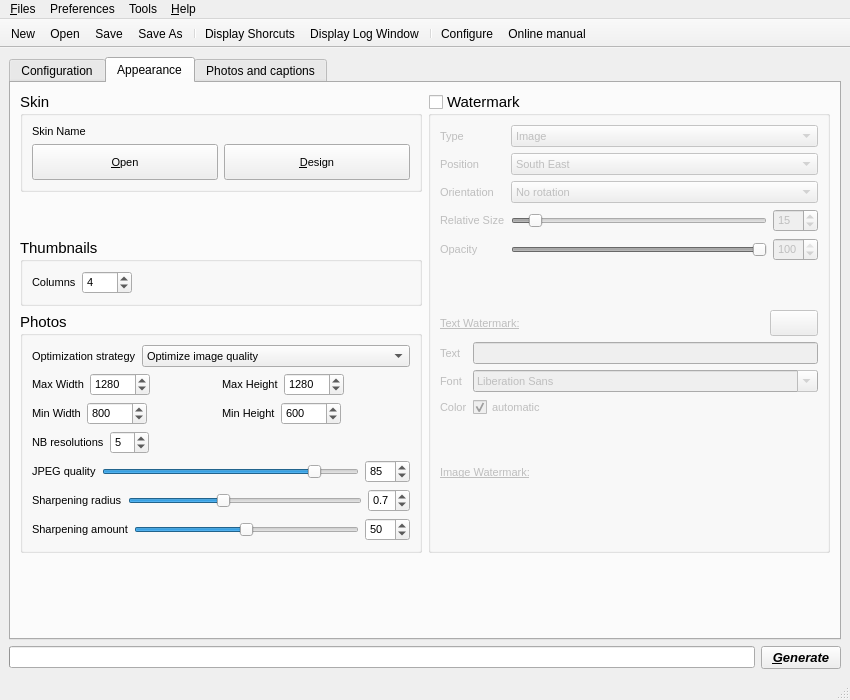
Old version of the form src/ui/mainwin.ui in the repository Pixinn/ezwebgallery.
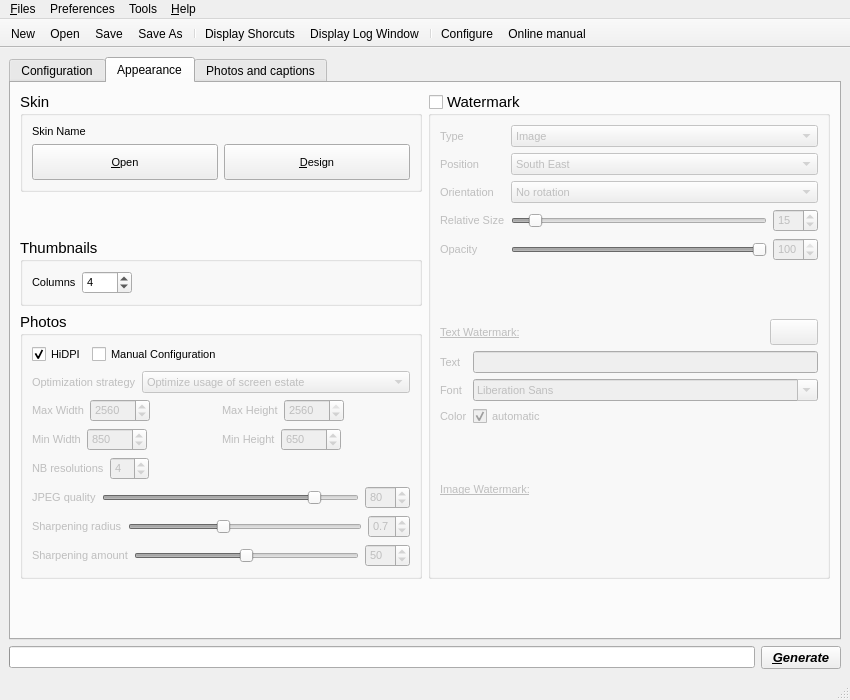
New version of the form. The open tabs and pages were chosen to show the change. Icons and pictures are not drawn. Custom widgets are drawn as their Qt base class.

Diff of the .ui file:
```diff
--- a/src/ui/mainwin.ui
+++ b/src/ui/mainwin.ui
@@ -599,21 +599,61 @@
               </property>
               <layout class="QVBoxLayout" name="verticalLayout_9">
                <item>
+                <layout class="QHBoxLayout" name="horizontalLayout_12">
+                 <item>
+                  <widget class="QCheckBox" name="checkBox_HiDPI">
+                   <property name="font">
+                    <font>
+                     <pointsize>8</pointsize>
+                    </font>
+                   </property>
+                   <property name="toolTip">
+                    <string>Support HiDPI screens</string>
+                   </property>
+                   <property name="text">
+                    <string>HiDPI</string>
+                   </property>
+                   <property name="checked">
+                    <bool>true</bool>
+                   </property>
+                  </widget>
+                 </item>
+                 <item>
+                  <widget class="QCheckBox" name="checkBox_ManualConf">
+                   <property name="font">
+                    <font>
+                     <pointsize>8</pointsize>
+                    </font>
+                   </property>
+                   <property name="text">
+                    <string>Manual Configuration</string>
+                   </property>
+                  </widget>
+                 </item>
+                 <item>
+                  <spacer name="horizontalSpacer_9">
+                   <property name="orientation">
+                    <enum>Qt::Horizontal</enum>
+                   </property>
+                   <property name="sizeHint" stdset="0">
+                    <size>
+                     <width>40</width>
+                     <height>20</height>
+                    </size>
+                   </property>
+                  </spacer>
+                 </item>
+                </layout>
+               </item>
+               <item>
+                <layout class="QVBoxLayout" name="Layout_PhotoConf">
+                 <item>
                 <layout class="QFormLayout" name="formLayout_4">
-                 <item row="0" column="0">
-                  <widget class="QLabel" name="label_PhotoOptimizationStrategy">
-                   <property name="font">
-                    <font>
-                     <pointsize>8</pointsize>
-                    </font>
-                   </property>
-                   <property name="text">
-                    <string>Optimization strategy</string>
-                   </property>
-                  </widget>
-                 </item>
                  <item row="0" column="1">
                   <widget class="QComboBox" name="comboBox_ImageQualityStrategy">
+                     <property name="enabled">
+                      <bool>false</bool>
+                     </property>
                    <property name="font">
                     <font>
                      <pointsize>8</pointsize>
@@ -622,6 +662,9 @@
                    <property name="toolTip">
                     <string>Optimization strategy.</string>
                    </property>
+                     <property name="currentIndex">
+                      <number>1</number>
+                     </property>
                    <item>
                     <property name="text">
                      <string>Optimize image quality</string>
@@ -634,6 +677,21 @@
                    </item>
                   </widget>
                  </item>
+                   <item row="0" column="0">
+                    <widget class="QLabel" name="label_PhotoOptimizationStrategy">
+                     <property name="enabled">
+                      <bool>false</bool>
+                     </property>
+                     <property name="font">
+                      <font>
+                       <pointsize>8</pointsize>
+                      </font>
+                     </property>
+                     <property name="text">
+                      <string>Optimization strategy</string>
+                     </property>
+                    </widget>
+                   </item>
                 </layout>
                </item>
                <item>
@@ -645,6 +703,9 @@
                    </property>
                    <item row="0" column="0">
                     <widget class="QLabel" name="label__PhotoMaxHSize">
+                       <property name="enabled">
+                        <bool>false</bool>
+                       </property>
                      <property name="font">
                       <font>
                        <pointsize>8</pointsize>
@@ -657,6 +718,9 @@
                    </item>
                    <item row="0" column="1">
                     <widget class="QSpinBox" name="spinbox_PhotoMaxHSize">
+                       <property name="enabled">
+                        <bool>false</bool>
+                       </property>
                      <property name="sizePolicy">
                       <sizepolicy hsizetype="Fixed" vsizetype="Fixed">
                        <horstretch>0</horstretch>
@@ -683,8 +747,11 @@
                      <property name="maximum">
                       <number>4096</number>
                      </property>
+                       <property name="singleStep">
+                        <number>10</number>
+                       </property>
                      <property name="value">
-                      <number>1280</number>
+                        <number>2560</number>
                      </property>
                     </widget>
                    </item>
@@ -710,6 +777,9 @@
                    </property>
                    <item row="0" column="0">
                     <widget class="QLabel" name="label_PhotoMaxVSize">
+                       <property name="enabled">
+                        <bool>false</bool>
+                       </property>
                      <property name="font">
                       <font>
                        <pointsize>8</pointsize>
@@ -722,6 +792,9 @@
                    </item>
                    <item row="0" column="1">
                     <widget class="QSpinBox" name="spinBox_PhotoMaxVSize">
+                       <property name="enabled">
+                        <bool>false</bool>
+                       </property>
                      <property name="sizePolicy">
                       <sizepolicy hsizetype="Fixed" vsizetype="Fixed">
                        <horstretch>0</horstretch>
@@ -748,8 +821,11 @@
                      <property name="maximum">
                       <number>2560</number>
                      </property>
+                       <property name="singleStep">
+                        <number>10</number>
+                       </property>
                      <property name="value">
-                      <number>1280</number>
+                        <number>2560</number>
                      </property>
                     </widget>
                    </item>
@@ -779,6 +855,9 @@
                    </property>
                    <item row="0" column="0">
                     <widget class="QLabel" name="label_PhotoMinHSize">
+                       <property name="enabled">
+                        <bool>false</bool>
+                       </property>
                      <property name="font">
                       <font>
                        <pointsize>8</pointsize>
@@ -791,6 +870,9 @@
                    </item>
                    <item row="0" column="1">
                     <widget class="QSpinBox" name="spinbox_PhotoMinHSize">
+                       <property name="enabled">
+                        <bool>false</bool>
+                       </property>
                      <property name="sizePolicy">
                       <sizepolicy hsizetype="Fixed" vsizetype="Fixed">
                        <horstretch>0</horstretch>
@@ -818,10 +900,10 @@
                       <number>2048</number>
                      </property>
                      <property name="singleStep">
-                      <number>1</number>
+                        <number>10</number>
                      </property>
                      <property name="value">
-                      <number>800</number>
+                        <number>850</number>
                      </property>
                     </widget>
                    </item>
@@ -847,6 +929,9 @@
                    </property>
                    <item row="0" column="0">
                     <widget class="QLabel" name="verticaleLabel__PhotoMinVSize">
+                       <property name="enabled">
+                        <bool>false</bool>
+                       </property>
                      <property name="font">
                       <font>
                        <pointsize>8</pointsize>
@@ -859,6 +944,9 @@
                    </item>
                    <item row="0" column="1">
                     <widget class="QSpinBox" name="spinbox_PhotoMinVSize">
+                       <property name="enabled">
+                        <bool>false</bool>
+                       </property>
                      <property name="sizePolicy">
                       <sizepolicy hsizetype="Fixed" vsizetype="Fixed">
                        <horstretch>0</horstretch>
@@ -885,8 +973,11 @@
                      <property name="maximum">
                       <number>2048</number>
                      </property>
+                       <property name="singleStep">
+                        <number>10</number>
+                       </property>
                      <property name="value">
-                      <number>600</number>
+                        <number>650</number>
                      </property>
                     </widget>
                    </item>
@@ -911,6 +1002,9 @@
                 <layout class="QHBoxLayout" name="horizontalLayout_PhotoNbRes">
                  <item>
                   <widget class="QLabel" name="label_PhotoNbRes">
+                     <property name="enabled">
+                      <bool>false</bool>
+                     </property>
                    <property name="font">
                     <font>
                      <pointsize>8</pointsize>
@@ -923,6 +1017,9 @@
                  </item>
                  <item>
                   <widget class="QSpinBox" name="spinBox_PhotoNbRes">
+                     <property name="enabled">
+                      <bool>false</bool>
+                     </property>
                    <property name="sizePolicy">
                     <sizepolicy hsizetype="Fixed" vsizetype="Fixed">
                      <horstretch>0</horstretch>
@@ -944,7 +1041,7 @@
                     <number>10</number>
                    </property>
                    <property name="value">
-                    <number>5</number>
+                      <number>4</number>
                    </property>
                   </widget>
                  </item>
@@ -967,6 +1064,9 @@
                 <layout class="QHBoxLayout" name="horizontalLayout_PhotoJpegQuality">
                  <item>
                   <widget class="QLabel" name="label_PhotoJpegQuality">
+                     <property name="enabled">
+                      <bool>false</bool>
+                     </property>
                    <property name="font">
                     <font>
                      <pointsize>8</pointsize>
@@ -979,6 +1079,9 @@
                  </item>
                  <item>
                   <widget class="QSlider" name="horizontalSlider_PhotoJpegQuality">
+                     <property name="enabled">
+                      <bool>false</bool>
+                     </property>
                    <property name="minimum">
                     <number>1</number>
                    </property>
@@ -995,6 +1098,9 @@
                  </item>
                  <item>
                   <widget class="QSpinBox" name="spinBox_PhotoJpegQuality">
+                     <property name="enabled">
+                      <bool>false</bool>
+                     </property>
                    <property name="font">
                     <font>
                      <pointsize>8</pointsize>
@@ -1010,7 +1116,7 @@
                     <number>100</number>
                    </property>
                    <property name="value">
-                    <number>85</number>
+                      <number>80</number>
                    </property>
                   </widget>
                  </item>
@@ -1020,6 +1126,9 @@
                 <layout class="QHBoxLayout" name="horizontalLayout_PhotoSharpening">
                  <item>
                   <widget class="QLabel" name="label_PhotoSharpeningRadius">
+                     <property name="enabled">
+                      <bool>false</bool>
+                     </property>
                    <property name="font">
                     <font>
                      <pointsize>8</pointsize>
@@ -1032,6 +1141,9 @@
                  </item>
                  <item>
                   <widget class="QSlider" name="horizontalSlider_PhotoSharpeningRadius">
+                     <property name="enabled">
+                      <bool>false</bool>
+                     </property>
                    <property name="minimum">
                     <number>0</number>
                    </property>
@@ -1051,6 +1163,9 @@
                  </item>
                  <item>
                   <widget class="QDoubleSpinBox" name="doubleSpinBox_PhotoSharpeningRadius">
+                     <property name="enabled">
+                      <bool>false</bool>
+                     </property>
                    <property name="font">
                     <font>
                      <pointsize>8</pointsize>
@@ -1082,6 +1197,9 @@
                 <layout class="QHBoxLayout" name="horizontalLayout_PhotoSharpeningAmount">
                  <item>
                   <widget class="QLabel" name="label_PhotoSharpeningAmount">
+                     <property name="enabled">
+                      <bool>false</bool>
+                     </property>
                    <property name="font">
                     <font>
                      <pointsize>8</pointsize>
@@ -1094,6 +1212,9 @@
                  </item>
                  <item>
                   <widget class="QSlider" name="horizontalSlider_PhotoSharpeningAmount">
+                     <property name="enabled">
+                      <bool>false</bool>
+                     </property>
                    <property name="minimum">
                     <number>0</number>
                    </property>
@@ -1113,6 +1234,9 @@
                  </item>
                  <item>
                   <widget class="QSpinBox" name="spinBox_PhotoSharpeningAmount">
+                     <property name="enabled">
+                      <bool>false</bool>
+                     </property>
                    <property name="font">
                     <font>
                      <pointsize>8</pointsize>
@@ -1135,6 +1259,8 @@
                 </layout>
                </item>
               </layout>
+               </item>
+              </layout>
              </widget>
             </item>
            </layout>
@@ -1580,7 +1706,7 @@
                     </widget>
                    </item>
                    <item>
-                    <widget class="CColorPicker" name="cColorPicker_WatermarkText">
+                    <widget class="CColorPicker" name="cColorPicker_WatermarkText" native="true">
                      <property name="font">
                       <font>
                        <pointsize>8</pointsize>
@@ -1923,41 +2049,44 @@
                <string notr="true">&lt;!DOCTYPE HTML PUBLIC &quot;-//W3C//DTD HTML 4.0//EN&quot; &quot;http://www.w3.org/TR/REC-html40/strict.dtd&quot;&gt;
 &lt;html&gt;&lt;head&gt;&lt;meta name=&quot;qrichtext&quot; content=&quot;1&quot; /&gt;&lt;style type=&quot;text/css&quot;&gt;
 p, li { white-space: pre-wrap; }
-&lt;/style&gt;&lt;/head&gt;&lt;body style=&quot; font-family:'MS Shell Dlg 2'; font-size:8.25pt; font-weight:400; font-style:normal;&quot;&gt;
+&lt;/style&gt;&lt;/head&gt;&lt;body style=&quot; font-family:'Ubuntu'; font-size:11pt; font-weight:400; font-style:normal;&quot;&gt;
 &lt;table border=&quot;0&quot; style=&quot;-qt-table-type: root; margin-top:4px; margin-bottom:4px; margin-left:4px; margin-right:4px;&quot;&gt;
 &lt;tr&gt;
 &lt;td style=&quot;border: none;&quot;&gt;
-&lt;p style=&quot;-qt-paragraph-type:empty; margin-top:0px; margin-bottom:0px; margin-left:0px; margin-right:0px; -qt-block-indent:0; text-indent:0px; font-size:8pt;&quot;&gt;&lt;br /&gt;&lt;/p&gt;
-&lt;p style=&quot;-qt-paragraph-type:empty; margin-top:0px; margin-bottom:0px; margin-left:0px; margin-right:0px; -qt-block-indent:0; text-indent:0px; font-size:8pt;&quot;&gt;&lt;br /&gt;&lt;/p&gt;
-&lt;p style=&quot;-qt-paragraph-type:empty; margin-top:0px; margin-bottom:0px; margin-left:0px; margin-right:0px; -qt-block-indent:0; text-indent:0px; font-size:8pt;&quot;&gt;&lt;br /&gt;&lt;/p&gt;
-&lt;p style=&quot;-qt-paragraph-type:empty; margin-top:0px; margin-bottom:0px; margin-left:0px; margin-right:0px; -qt-block-indent:0; text-indent:0px; font-size:8pt;&quot;&gt;&lt;br /&gt;&lt;/p&gt;
-&lt;p style=&quot;-qt-paragraph-type:empty; margin-top:0px; margin-bottom:0px; margin-left:0px; margin-right:0px; -qt-block-indent:0; text-indent:0px; font-size:8pt;&quot;&gt;&lt;br /&gt;&lt;/p&gt;
-&lt;p style=&quot;-qt-paragraph-type:empty; margin-top:0px; margin-bottom:0px; margin-left:0px; margin-right:0px; -qt-block-indent:0; text-indent:0px; font-size:8pt;&quot;&gt;&lt;br /&gt;&lt;/p&gt;
-&lt;p style=&quot;-qt-paragraph-type:empty; margin-top:0px; margin-bottom:0px; margin-left:0px; margin-right:0px; -qt-block-indent:0; text-indent:0px; font-size:8pt;&quot;&gt;&lt;br /&gt;&lt;/p&gt;
-&lt;p style=&quot;-qt-paragraph-type:empty; margin-top:0px; margin-bottom:0px; margin-left:0px; margin-right:0px; -qt-block-indent:0; text-indent:0px; font-size:8pt;&quot;&gt;&lt;br /&gt;&lt;/p&gt;
-&lt;p style=&quot;-qt-paragraph-type:empty; margin-top:0px; margin-bottom:0px; margin-left:0px; margin-right:0px; -qt-block-indent:0; text-indent:0px; font-size:8pt;&quot;&gt;&lt;br /&gt;&lt;/p&gt;
-&lt;p style=&quot;-qt-paragraph-type:empty; margin-top:0px; margin-bottom:0px; margin-left:0px; margin-right:0px; -qt-block-indent:0; text-indent:0px; font-family:'Ubuntu'; font-size:11pt;&quot;&gt;&lt;br /&gt;&lt;/p&gt;
-&lt;p style=&quot;-qt-paragraph-type:empty; margin-top:0px; margin-bottom:0px; margin-left:0px; margin-right:0px; -qt-block-indent:0; text-indent:0px; font-family:'Ubuntu'; font-size:11pt;&quot;&gt;&lt;br /&gt;&lt;/p&gt;
-&lt;p style=&quot;-qt-paragraph-type:empty; margin-top:0px; margin-bottom:0px; margin-left:0px; margin-right:0px; -qt-block-indent:0; text-indent:0px; font-family:'Ubuntu'; font-size:11pt;&quot;&gt;&lt;br /&gt;&lt;/p&gt;
-&lt;p style=&quot;-qt-paragraph-type:empty; margin-top:0px; margin-bottom:0px; margin-left:0px; margin-right:0px; -qt-block-indent:0; text-indent:0px; font-family:'Ubuntu'; font-size:11pt;&quot;&gt;&lt;br /&gt;&lt;/p&gt;
-&lt;p style=&quot;-qt-paragraph-type:empty; margin-top:0px; margin-bottom:0px; margin-left:0px; margin-right:0px; -qt-block-indent:0; text-indent:0px; font-family:'Ubuntu'; font-size:11pt;&quot;&gt;&lt;br /&gt;&lt;/p&gt;
-&lt;p style=&quot;-qt-paragraph-type:empty; margin-top:0px; margin-bottom:0px; margin-left:0px; margin-right:0px; -qt-block-indent:0; text-indent:0px; font-family:'Ubuntu'; font-size:11pt;&quot;&gt;&lt;br /&gt;&lt;/p&gt;
-&lt;p style=&quot;-qt-paragraph-type:empty; margin-top:0px; margin-bottom:0px; margin-left:0px; margin-right:0px; -qt-block-indent:0; text-indent:0px; font-family:'Ubuntu'; font-size:11pt;&quot;&gt;&lt;br /&gt;&lt;/p&gt;
-&lt;p style=&quot;-qt-paragraph-type:empty; margin-top:0px; margin-bottom:0px; margin-left:0px; margin-right:0px; -qt-block-indent:0; text-indent:0px; font-size:8pt;&quot;&gt;&lt;br /&gt;&lt;/p&gt;
-&lt;p style=&quot;-qt-paragraph-type:empty; margin-top:0px; margin-bottom:0px; margin-left:0px; margin-right:0px; -qt-block-indent:0; text-indent:0px; font-size:8pt;&quot;&gt;&lt;br /&gt;&lt;/p&gt;
-&lt;p style=&quot;-qt-paragraph-type:empty; margin-top:0px; margin-bottom:0px; margin-left:0px; margin-right:0px; -qt-block-indent:0; text-indent:0px; font-size:8pt;&quot;&gt;&lt;br /&gt;&lt;/p&gt;
-&lt;p style=&quot;-qt-paragraph-type:empty; margin-top:0px; margin-bottom:0px; margin-left:0px; margin-right:0px; -qt-block-indent:0; text-indent:0px; font-family:'Ubuntu'; font-size:11pt;&quot;&gt;&lt;br /&gt;&lt;/p&gt;
-&lt;p style=&quot;-qt-paragraph-type:empty; margin-top:0px; margin-bottom:0px; margin-left:0px; margin-right:0px; -qt-block-indent:0; text-indent:0px; font-size:8pt;&quot;&gt;&lt;br /&gt;&lt;/p&gt;
-&lt;p style=&quot;-qt-paragraph-type:empty; margin-top:0px; margin-bottom:0px; margin-left:0px; margin-right:0px; -qt-block-indent:0; text-indent:0px; font-size:8pt;&quot;&gt;&lt;br /&gt;&lt;/p&gt;
-&lt;p style=&quot;-qt-paragraph-type:empty; margin-top:0px; margin-bottom:0px; margin-left:0px; margin-right:0px; -qt-block-indent:0; text-indent:0px; font-size:8pt;&quot;&gt;&lt;br /&gt;&lt;/p&gt;
-&lt;p style=&quot;-qt-paragraph-type:empty; margin-top:0px; margin-bottom:0px; margin-left:0px; margin-right:0px; -qt-block-indent:0; text-indent:0px; font-size:8pt;&quot;&gt;&lt;br /&gt;&lt;/p&gt;
-&lt;p style=&quot;-qt-paragraph-type:empty; margin-top:0px; margin-bottom:0px; margin-left:0px; margin-right:0px; -qt-block-indent:0; text-indent:0px; font-family:'Ubuntu'; font-size:11pt;&quot;&gt;&lt;br /&gt;&lt;/p&gt;
-&lt;p style=&quot;-qt-paragraph-type:empty; margin-top:0px; margin-bottom:0px; margin-left:0px; margin-right:0px; -qt-block-indent:0; text-indent:0px; font-size:8pt;&quot;&gt;&lt;br /&gt;&lt;/p&gt;
-&lt;p style=&quot;-qt-paragraph-type:empty; margin-top:0px; margin-bottom:0px; margin-left:0px; margin-right:0px; -qt-block-indent:0; text-indent:0px; font-size:8pt;&quot;&gt;&lt;br /&gt;&lt;/p&gt;
-&lt;p style=&quot;-qt-paragraph-type:empty; margin-top:0px; margin-bottom:0px; margin-left:0px; margin-right:0px; -qt-block-indent:0; text-indent:0px; font-size:8pt;&quot;&gt;&lt;br /&gt;&lt;/p&gt;
-&lt;p style=&quot;-qt-paragraph-type:empty; margin-top:0px; margin-bottom:0px; margin-left:0px; margin-right:0px; -qt-block-indent:0; text-indent:0px; font-size:8pt;&quot;&gt;&lt;br /&gt;&lt;/p&gt;
-&lt;p style=&quot;-qt-paragraph-type:empty; margin-top:0px; margin-bottom:0px; margin-left:0px; margin-right:0px; -qt-block-indent:0; text-indent:0px; font-family:'Ubuntu'; font-size:11pt;&quot;&gt;&lt;br /&gt;&lt;/p&gt;
-&lt;p style=&quot;-qt-paragraph-type:empty; margin-top:0px; margin-bottom:0px; margin-left:0px; margin-right:0px; -qt-block-indent:0; text-indent:0px; font-size:8pt;&quot;&gt;&lt;br /&gt;&lt;/p&gt;&lt;/td&gt;&lt;/tr&gt;&lt;/table&gt;&lt;/body&gt;&lt;/html&gt;</string>
+&lt;p style=&quot;-qt-paragraph-type:empty; margin-top:0px; margin-bottom:0px; margin-left:0px; margin-right:0px; -qt-block-indent:0; text-indent:0px;&quot;&gt;&lt;br /&gt;&lt;/p&gt;
+&lt;p style=&quot;-qt-paragraph-type:empty; margin-top:0px; margin-bottom:0px; margin-left:0px; margin-right:0px; -qt-block-indent:0; text-indent:0px; font-family:'MS Shell Dlg 2'; font-size:8pt;&quot;&gt;&lt;br /&gt;&lt;/p&gt;
+&lt;p style=&quot;-qt-paragraph-type:empty; margin-top:0px; margin-bottom:0px; margin-left:0px; margin-right:0px; -qt-block-indent:0; text-indent:0px; font-family:'MS Shell Dlg 2'; font-size:8pt;&quot;&gt;&lt;br /&gt;&lt;/p&gt;
+&lt;p style=&quot;-qt-paragraph-type:empty; margin-top:0px; margin-bottom:0px; margin-left:0px; margin-right:0px; -qt-block-indent:0; text-indent:0px; font-family:'MS Shell Dlg 2'; font-size:8pt;&quot;&gt;&lt;br /&gt;&lt;/p&gt;
+&lt;p style=&quot;-qt-paragraph-type:empty; margin-top:0px; margin-bottom:0px; margin-left:0px; margin-right:0px; -qt-block-indent:0; text-indent:0px; font-family:'MS Shell Dlg 2'; font-size:8pt;&quot;&gt;&lt;br /&gt;&lt;/p&gt;
+&lt;p style=&quot;-qt-paragraph-type:empty; margin-top:0px; margin-bottom:0px; margin-left:0px; margin-right:0px; -qt-block-indent:0; text-indent:0px; font-family:'MS Shell Dlg 2'; font-size:8pt;&quot;&gt;&lt;br /&gt;&lt;/p&gt;
+&lt;p style=&quot;-qt-paragraph-type:empty; margin-top:0px; margin-bottom:0px; margin-left:0px; margin-right:0px; -qt-block-indent:0; text-indent:0px; font-family:'MS Shell Dlg 2'; font-size:8pt;&quot;&gt;&lt;br /&gt;&lt;/p&gt;
+&lt;p style=&quot;-qt-paragraph-type:empty; margin-top:0px; margin-bottom:0px; margin-left:0px; margin-right:0px; -qt-block-indent:0; text-indent:0px; font-family:'MS Shell Dlg 2'; font-size:8pt;&quot;&gt;&lt;br /&gt;&lt;/p&gt;
+&lt;p style=&quot;-qt-paragraph-type:empty; margin-top:0px; margin-bottom:0px; margin-left:0px; margin-right:0px; -qt-block-indent:0; text-indent:0px; font-family:'MS Shell Dlg 2'; font-size:8pt;&quot;&gt;&lt;br /&gt;&lt;/p&gt;
+&lt;p style=&quot;-qt-paragraph-type:empty; margin-top:0px; margin-bottom:0px; margin-left:0px; margin-right:0px; -qt-block-indent:0; text-indent:0px; font-family:'MS Shell Dlg 2'; font-size:8pt;&quot;&gt;&lt;br /&gt;&lt;/p&gt;
+&lt;p style=&quot;-qt-paragraph-type:empty; margin-top:0px; margin-bottom:0px; margin-left:0px; margin-right:0px; -qt-block-indent:0; text-indent:0px; font-family:'MS Shell Dlg 2'; font-size:8pt;&quot;&gt;&lt;br /&gt;&lt;/p&gt;
+&lt;p style=&quot;-qt-paragraph-type:empty; margin-top:0px; margin-bottom:0px; margin-left:0px; margin-right:0px; -qt-block-indent:0; text-indent:0px; font-family:'MS Shell Dlg 2'; font-size:8pt;&quot;&gt;&lt;br /&gt;&lt;/p&gt;
+&lt;p style=&quot;-qt-paragraph-type:empty; margin-top:0px; margin-bottom:0px; margin-left:0px; margin-right:0px; -qt-block-indent:0; text-indent:0px;&quot;&gt;&lt;br /&gt;&lt;/p&gt;
+&lt;p style=&quot;-qt-paragraph-type:empty; margin-top:0px; margin-bottom:0px; margin-left:0px; margin-right:0px; -qt-block-indent:0; text-indent:0px;&quot;&gt;&lt;br /&gt;&lt;/p&gt;
+&lt;p style=&quot;-qt-paragraph-type:empty; margin-top:0px; margin-bottom:0px; margin-left:0px; margin-right:0px; -qt-block-indent:0; text-indent:0px;&quot;&gt;&lt;br /&gt;&lt;/p&gt;
+&lt;p style=&quot;-qt-paragraph-type:empty; margin-top:0px; margin-bottom:0px; margin-left:0px; margin-right:0px; -qt-block-indent:0; text-indent:0px;&quot;&gt;&lt;br /&gt;&lt;/p&gt;
+&lt;p style=&quot;-qt-paragraph-type:empty; margin-top:0px; margin-bottom:0px; margin-left:0px; margin-right:0px; -qt-block-indent:0; text-indent:0px;&quot;&gt;&lt;br /&gt;&lt;/p&gt;
+&lt;p style=&quot;-qt-paragraph-type:empty; margin-top:0px; margin-bottom:0px; margin-left:0px; margin-right:0px; -qt-block-indent:0; text-indent:0px;&quot;&gt;&lt;br /&gt;&lt;/p&gt;
+&lt;p style=&quot;-qt-paragraph-type:empty; margin-top:0px; margin-bottom:0px; margin-left:0px; margin-right:0px; -qt-block-indent:0; text-indent:0px;&quot;&gt;&lt;br /&gt;&lt;/p&gt;
+&lt;p style=&quot;-qt-paragraph-type:empty; margin-top:0px; margin-bottom:0px; margin-left:0px; margin-right:0px; -qt-block-indent:0; text-indent:0px; font-family:'MS Shell Dlg 2'; font-size:8pt;&quot;&gt;&lt;br /&gt;&lt;/p&gt;
+&lt;p style=&quot;-qt-paragraph-type:empty; margin-top:0px; margin-bottom:0px; margin-left:0px; margin-right:0px; -qt-block-indent:0; text-indent:0px; font-family:'MS Shell Dlg 2'; font-size:8pt;&quot;&gt;&lt;br /&gt;&lt;/p&gt;
+&lt;p style=&quot;-qt-paragraph-type:empty; margin-top:0px; margin-bottom:0px; margin-left:0px; margin-right:0px; -qt-block-indent:0; text-indent:0px; font-family:'MS Shell Dlg 2'; font-size:8pt;&quot;&gt;&lt;br /&gt;&lt;/p&gt;
+&lt;p style=&quot;-qt-paragraph-type:empty; margin-top:0px; margin-bottom:0px; margin-left:0px; margin-right:0px; -qt-block-indent:0; text-indent:0px;&quot;&gt;&lt;br /&gt;&lt;/p&gt;
+&lt;p style=&quot;-qt-paragraph-type:empty; margin-top:0px; margin-bottom:0px; margin-left:0px; margin-right:0px; -qt-block-indent:0; text-indent:0px; font-family:'MS Shell Dlg 2'; font-size:8pt;&quot;&gt;&lt;br /&gt;&lt;/p&gt;
+&lt;p style=&quot;-qt-paragraph-type:empty; margin-top:0px; margin-bottom:0px; margin-left:0px; margin-right:0px; -qt-block-indent:0; text-indent:0px; font-family:'MS Shell Dlg 2'; font-size:8pt;&quot;&gt;&lt;br /&gt;&lt;/p&gt;
+&lt;p style=&quot;-qt-paragraph-type:empty; margin-top:0px; margin-bottom:0px; margin-left:0px; margin-right:0px; -qt-block-indent:0; text-indent:0px; font-family:'MS Shell Dlg 2'; font-size:8pt;&quot;&gt;&lt;br /&gt;&lt;/p&gt;
+&lt;p style=&quot;-qt-paragraph-type:empty; margin-top:0px; margin-bottom:0px; margin-left:0px; margin-right:0px; -qt-block-indent:0; text-indent:0px; font-family:'MS Shell Dlg 2'; font-size:8pt;&quot;&gt;&lt;br /&gt;&lt;/p&gt;
+&lt;p style=&quot;-qt-paragraph-type:empty; margin-top:0px; margin-bottom:0px; margin-left:0px; margin-right:0px; -qt-block-indent:0; text-indent:0px;&quot;&gt;&lt;br /&gt;&lt;/p&gt;
+&lt;p style=&quot;-qt-paragraph-type:empty; margin-top:0px; margin-bottom:0px; margin-left:0px; margin-right:0px; -qt-block-indent:0; text-indent:0px; font-family:'MS Shell Dlg 2'; font-size:8pt;&quot;&gt;&lt;br /&gt;&lt;/p&gt;
+&lt;p style=&quot;-qt-paragraph-type:empty; margin-top:0px; margin-bottom:0px; margin-left:0px; margin-right:0px; -qt-block-indent:0; text-indent:0px; font-family:'MS Shell Dlg 2'; font-size:8pt;&quot;&gt;&lt;br /&gt;&lt;/p&gt;
+&lt;p style=&quot;-qt-paragraph-type:empty; margin-top:0px; margin-bottom:0px; margin-left:0px; margin-right:0px; -qt-block-indent:0; text-indent:0px; font-family:'MS Shell Dlg 2'; font-size:8pt;&quot;&gt;&lt;br /&gt;&lt;/p&gt;
+&lt;p style=&quot;-qt-paragraph-type:empty; margin-top:0px; margin-bottom:0px; margin-left:0px; margin-right:0px; -qt-block-indent:0; text-indent:0px; font-family:'MS Shell Dlg 2'; font-size:8pt;&quot;&gt;&lt;br /&gt;&lt;/p&gt;
+&lt;p style=&quot;-qt-paragraph-type:empty; margin-top:0px; margin-bottom:0px; margin-left:0px; margin-right:0px; -qt-block-indent:0; text-indent:0px;&quot;&gt;&lt;br /&gt;&lt;/p&gt;
+&lt;p style=&quot;-qt-paragraph-type:empty; margin-top:0px; margin-bottom:0px; margin-left:0px; margin-right:0px; -qt-block-indent:0; text-indent:0px; font-family:'MS Shell Dlg 2'; font-size:8pt;&quot;&gt;&lt;br /&gt;&lt;/p&gt;&lt;/td&gt;&lt;/tr&gt;&lt;/table&gt;&lt;/body&gt;&lt;/html&gt;</string>
               </property>
               <property name="textInteractionFlags">
                <set>Qt::NoTextInteraction</set>
@@ -2117,7 +2246,7 @@
      <x>0</x>
      <y>0</y>
      <width>850</width>
-     <height>21</height>
+     <height>25</height>
     </rect>
    </property>
    <widget class="QMenu" name="menuFichiers">
```
Left out of the diff: 68 changed lines with no effect on the pictures. Lines whose indentation alone changed are shown as unchanged.
